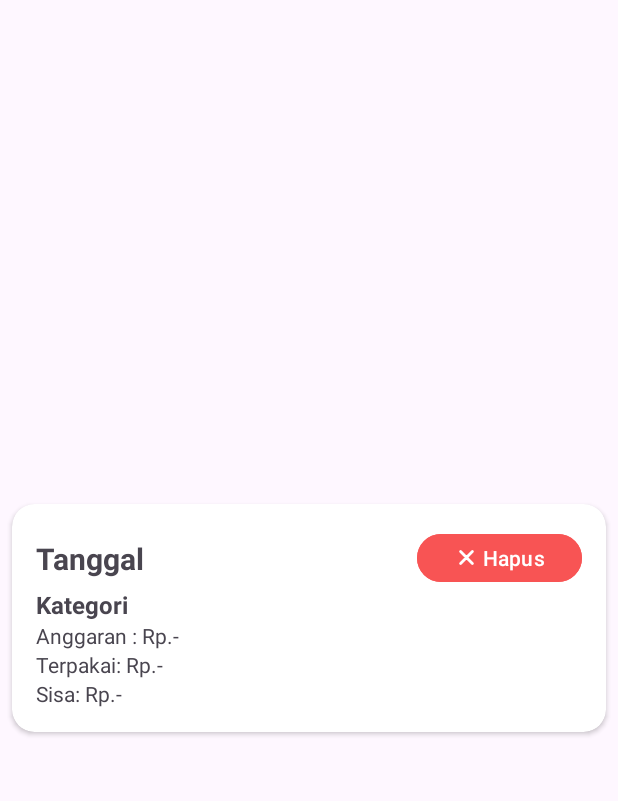
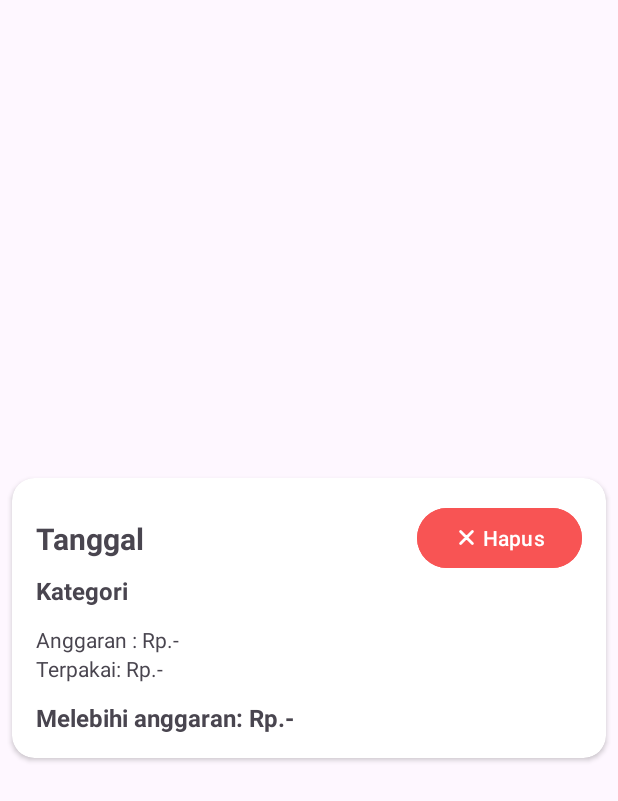
Before and after one commit to farelyudapratama/AturDana, an Android app: the layout item_budget.xml on its own in the app's theme, with its tools: preview values and no code run, on a phone screen of 412 x 824 dp. Shown: the top 801 px of the screen. Run offline under Robolectric (Android 15) with nearby library versions, the phone set to English and light mode, and no system bars.

```diff
--- a/app/build.gradle.kts
+++ b/app/build.gradle.kts
@@ -65,4 +65,5 @@ dependencies {
 
     // Add Glide Library
     implementation(libs.glide)
+    implementation(kotlin("script-runtime"))
 }
--- a/app/src/main/java/com/yuch/aturdana/view/HomeFragment.kt
+++ b/app/src/main/java/com/yuch/aturdana/view/HomeFragment.kt
@@ -191,8 +191,8 @@ class HomeFragment : Fragment(R.layout.fragment_home) {
         val sharedPreferences = requireContext().getSharedPreferences("AppPrefs", Context.MODE_PRIVATE)
         val lastOpened = sharedPreferences.getLong("last_opened", 0)
         val currentTime = System.currentTimeMillis()
-//        val threeDaysInMillis = 3 * 24 * 60 * 60 * 1000 // 3 hari
-        val threeDaysInMillis = 5 * 60 * 1000 // 5 menit
+        val threeDaysInMillis = 3 * 24 * 60 * 60 * 1000 // 3 hari
+//        val fiveMinutesInMillis = 5 * 60 * 1000 // 5 menit
 
         if (lastOpened == 0L || currentTime - lastOpened > threeDaysInMillis) {
             showGuidePopup()
--- a/app/src/main/res/layout/item_budget.xml
+++ b/app/src/main/res/layout/item_budget.xml
@@ -38,7 +38,7 @@
             <Button
                 android:id="@+id/ibDelete"
                 android:layout_width="110dp"
-                android:layout_height="40dp"
+                android:layout_height="48dp"
                 android:backgroundTint="@color/red"
                 android:src="@drawable/ic_delete"
                 android:text="Hapus"
@@ -61,6 +61,7 @@
         <LinearLayout
             android:layout_width="match_parent"
             android:layout_height="wrap_content"
+            android:paddingTop="12dp"
             android:orientation="horizontal">
             <TextView
                 android:layout_width="wrap_content"
@@ -92,18 +93,22 @@
     <LinearLayout
         android:layout_width="match_parent"
         android:layout_height="wrap_content"
+        android:paddingTop="12dp"
         android:orientation="horizontal">
         <TextView
             android:id="@+id/tvInfoRemainingOrOver"
             android:layout_width="wrap_content"
             android:layout_height="wrap_content"
-            android:text="Sisa: "/>
+            android:textSize="16sp"
+            android:textStyle="bold"
+            android:text="Melebihi anggaran: "/>
         <TextView
             android:id="@+id/textViewRemaining"
             android:layout_width="match_parent"
             android:layout_height="wrap_content"
+            android:textStyle="bold"
             android:text="Rp.-"
-            android:textSize="14sp" />
+            android:textSize="16sp" />
     </LinearLayout>
 
     </LinearLayout>
```
Also changed, not shown: app/src/main/java/com/yuch/aturdana/view/DetailReminderActivity.kt (+11 -0 lines), 2 other files.
